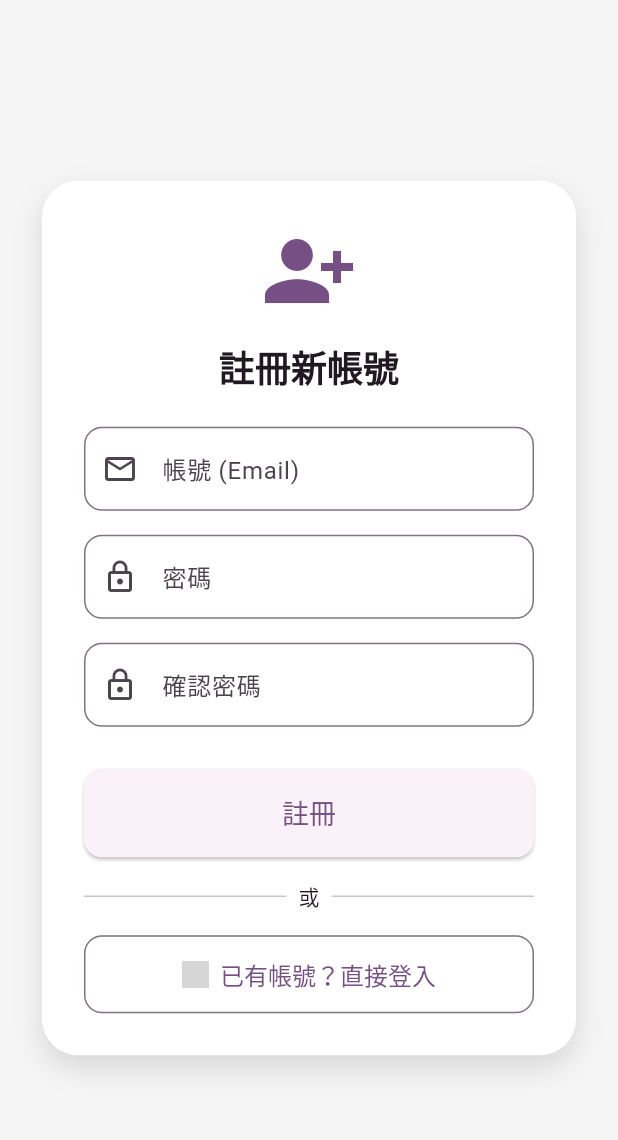
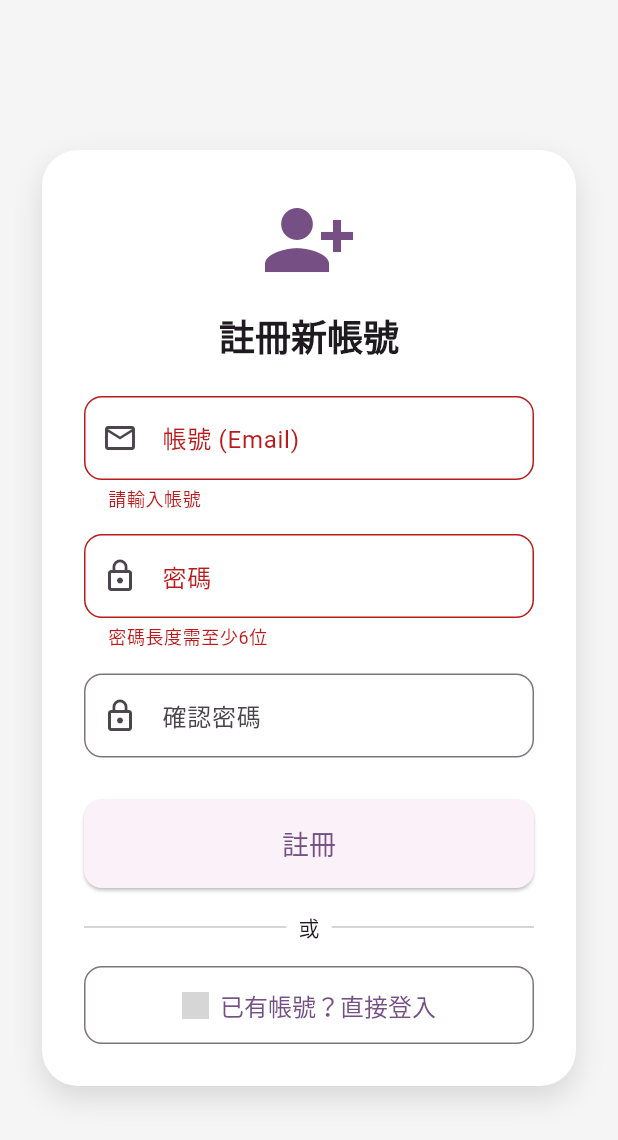
Before and after one commit to yuhsiang1117/threadsposter, a Flutter app: the RegisterPage screen opened by its route, after a tap on "註冊", on a phone screen of 412 x 824 dp. Shown: the top 1140 px of the screen. Run offline on Flutter 3.47's test engine with Material 3 defaults, Android fonts, the phone set to English and light mode, and no system bars; our stand-ins replace cloud_firestore, firebase_auth, firebase_core, firebase_messaging, flutter_local_notifications, go_router and 3 more; accounts and stored records are empty; network calls fail; grey boxes are pictures that could not be loaded.

Commit message:
修復History Bug

```diff
--- a/lib/models/data_lists.dart
+++ b/lib/models/data_lists.dart
@@ -22,6 +22,15 @@ class ToneProvider with ChangeNotifier {
     }
   }
 
+  String _customToneDisplay = '';
+  String get customToneDisplay => _customToneDisplay.isEmpty ? '尚未自訂角色' : _customToneDisplay;
+  set customToneDisplay(String value) {
+    if (_customToneDisplay != value) {
+      _customToneDisplay = value;
+      notifyListeners();
+    }
+  }
+
   Future<void> fetchTones() async {
     _toneOptions = await updateToneOptions();
     notifyListeners();
@@ -42,7 +51,7 @@ class ToneProvider with ChangeNotifier {
         return _toneOptions[i].name;
       }
     }
-    return 'none'; // 如果找不到，返回 'none'
+    return id; // 如果找不到，返回 id 本身(custom)
   }
 
   int nameToIndex(String name) {
@@ -51,7 +60,7 @@ class ToneProvider with ChangeNotifier {
         return i;
       }
     }
-    return 0; // 如果找不到，返回 0
+    return _toneOptions.length - 1; // 如果找不到，返回最後一個索引(custom)
   }
 
   int idToIndex(String id) {
@@ -68,7 +77,7 @@ List<ToneOption> defaultToneOptions = [
   ToneOption('none', '管家', '你是一位能完美完成所下達任務的管家'),
   ToneOption('boss', '霸道總裁', '是一位霸道總裁，說話風 格具有自信、愛用命令句，語氣十分的霸氣，且對自己的女人有強烈的保護慾'),
   ToneOption('simp', '暈船仔', '是一位重度暈船仔，講話時常會有小劇場，情感豐沛但壓抑不敢說破'),
-  ToneOption('custom', '', '自訂帳號風格'),
+  ToneOption('custom', '自訂角色', '自訂帳號風格'),
 ];
 
 Future<List<ToneOption>> updateToneOptions() async {
@@ -88,7 +97,7 @@ Future<List<ToneOption>> updateToneOptions() async {
   for (var tone in tonesResponse){
     toneOptions.add(ToneOption(tone['id'], tone['name'], tone['description']));
   }
-  toneOptions.add(ToneOption('custom', '', '自訂帳號風格'));
+  toneOptions.add(ToneOption('custom', '自訂角色', '自訂帳號風格'));
   return toneOptions;
 }
 const List<String> styleOptions = [
--- a/lib/models/query_history.dart
+++ b/lib/models/query_history.dart
@@ -1,21 +1,38 @@
 import 'package:cloud_firestore/cloud_firestore.dart';
 
 class QueryHistory{
-  String title = 'title';
-  String tone = 'tone';
-  String tag = 'tag';
-  String style = 'style';
-  String size = 'size';
-  String specific_user = '';
+  String title;
+  String toneID;
+  String tag;
+  String style;
+  String size;
+  String specific_user;
   Timestamp queryTime = Timestamp.now();
 
   QueryHistory({
     required this.title,
-    required this.tone,
+    required this.toneID,
     required this.tag,
     required this.style,
     required this.size,
-    this.specific_user = '',
+    required this.specific_user,
     Timestamp? queryTime,
   }) : queryTime = queryTime ?? Timestamp.now();
+
+  @override
+  String toString() {
+    return 'QueryHistory(title: $title, toneID: $toneID, tag: $tag, style: $style, size: $size, specific_user: $specific_user, queryTime: ${queryTime.toDate()})';
+  }
+
+  Map<String, dynamic> toMap() {
+    return {
+      'title': title,
+      'tone': toneID,
+      'tag': tag,
+      'style': style,
+      'size': size,
+      'specific_user': specific_user,
+      'savedAt': queryTime,
+    };
+  }
 }
--- a/lib/theme/boss_theme.dart
+++ b/lib/theme/boss_theme.dart
@@ -344,7 +344,7 @@ class MaterialTheme {
        bodyColor: colorScheme.onSurface,
        displayColor: colorScheme.onSurface,
      ),
-     scaffoldBackgroundColor: colorScheme.background,
+     scaffoldBackgroundColor: colorScheme.surface,
      canvasColor: colorScheme.surface,
   );
 
--- a/lib/theme/custom_theme.dart
+++ b/lib/theme/custom_theme.dart
@@ -344,7 +344,7 @@ class MaterialTheme {
        bodyColor: colorScheme.onSurface,
        displayColor: colorScheme.onSurface,
      ),
-     scaffoldBackgroundColor: colorScheme.background,
+     scaffoldBackgroundColor: colorScheme.surface,
      canvasColor: colorScheme.surface,
   );
 
--- a/lib/widgets/home/home_page.dart
+++ b/lib/widgets/home/home_page.dart
@@ -5,7 +5,6 @@ import 'package:provider/provider.dart';
 import 'package:threadsposter/widgets/widgets.dart';
 import 'package:threadsposter/services/navigation.dart';
 import 'package:threadsposter/services/UserData_provider.dart';
-import 'package:threadsposter/widgets/setting/first_login.dart';
 import 'package:threadsposter/models/data_lists.dart';
 import 'package:infinite_carousel/infinite_carousel.dart';
 import 'package:cloud_firestore/cloud_firestore.dart';
--- a/lib/widgets/login.dart
+++ b/lib/widgets/login.dart
@@ -44,7 +44,7 @@ class _LoginPageState extends State<LoginPage> {
   }
 
   Future<String?> showPasswordInputDialog(BuildContext context, String email) {
-  final TextEditingController _passwordController = TextEditingController();
+  final TextEditingController passwordController = TextEditingController();
 
   return showDialog<String>(
     context: context,
@@ -58,7 +58,7 @@ class _LoginPageState extends State<LoginPage> {
             Text('你已擁有帳號（$email），將自動關聯，請輸入密碼:'),
             SizedBox(height: 12),
             TextField(
-              controller: _passwordController,
+              controller: passwordController,
               obscureText: true,
               decoration: InputDecoration(
                 labelText: '密碼',
@@ -74,7 +74,7 @@ class _LoginPageState extends State<LoginPage> {
           ),
           ElevatedButton(
             onPressed: () {
-              Navigator.of(context).pop(_passwordController.text);
+              Navigator.of(context).pop(passwordController.text);
             },
             child: Text('確認'),
           ),
--- a/lib/widgets/post/post_confirm_sheet.dart
+++ b/lib/widgets/post/post_confirm_sheet.dart
@@ -161,7 +161,7 @@ Future<(bool?, DateTime?)?> showPostConfirmSheet({
                           '預定發文時間：'
                           '${pickedTime != null ? '${pickedTime!.year}/${pickedTime!.month}/${pickedTime!.day} ' : ''}'
                           '${pickedTime != null ? pickedTime!.hour.toString().padLeft(2, '0') : ''}'
-                          '${pickedTime != null ? ':' + pickedTime!.minute.toString().padLeft(2, '0') : ''}',
+                          '${pickedTime != null ? ':${pickedTime!.minute.toString().padLeft(2, '0')}' : ''}',
                           style: const TextStyle(fontSize: 16, color: Colors.blue, decoration: TextDecoration.underline),
                         ),
                       ),
--- a/lib/widgets/post/post_result_page.dart
+++ b/lib/widgets/post/post_result_page.dart
@@ -267,7 +267,7 @@ class _PostResultState extends State<PostResult> {
               ),
               const SizedBox(width: 8),
               ElevatedButton.icon(
-                icon: const Icon(Icons.send),
+                icon: Icon(Icons.send, color: colorScheme.onPrimary),
                 label: const Text('發文'),
                 style: ElevatedButton.styleFrom(
                   backgroundColor: colorScheme.primary,
--- a/lib/widgets/register.dart
+++ b/lib/widgets/register.dart
@@ -125,7 +125,7 @@ class _RegisterPageState extends State<RegisterPage> {
                     width: double.infinity,
                     child: ElevatedButton(
                       onPressed: () async {
-                        await _submit;
+                        _submit();
                         if (context.mounted) {
                           context.read<UserDataProvider>().refreshData();
                         }
--- a/lib/widgets/setting/notification_page.dart
+++ b/lib/widgets/setting/notification_page.dart
@@ -69,7 +69,7 @@ class _NotificationPageState extends State<NotificationPage> {
                   value: _isOn,
                   activeColor: colorScheme.primary,
                   inactiveThumbColor: colorScheme.outlineVariant,
-                  inactiveTrackColor: colorScheme.surfaceVariant,
+                  inactiveTrackColor: colorScheme.surfaceContainerHighest,
                   onChanged: (bool newValue) {
                     setState(() {
                       _isOn = newValue;
--- a/lib/widgets/setting/savedposts_page.dart
+++ b/lib/widgets/setting/savedposts_page.dart
@@ -169,7 +169,6 @@ class _SavedPostPageState extends State<SavedPostPage> {
                                               style: Theme.of(context).textTheme.titleMedium?.copyWith(fontWeight: FontWeight.bold, color: Theme.of(context).colorScheme.onSurface),
                                             ),
                                           ),
-                                          if (article.style != null)
                                           Padding(
                                             padding: const EdgeInsets.only(left: 8),
                                             child: Chip(
```
Also changed, not shown: lib/services/navigation.dart (+8 -6 lines), lib/widgets/home/character_card.dart (+6 -2 lines), lib/widgets/post/post_page.dart (+56 -26 lines), lib/widgets/post/selection_widget/size_selection.dart (+4 -9 lines), lib/widgets/post/selection_widget/style_selection.dart (+5 -9 lines), lib/widgets/setting/history_page.dart (+18 -8 lines), lib/widgets/setting/setting_page.dart (+16 -16 lines), 1 other file. Lines whose indentation alone changed are shown as unchanged.
